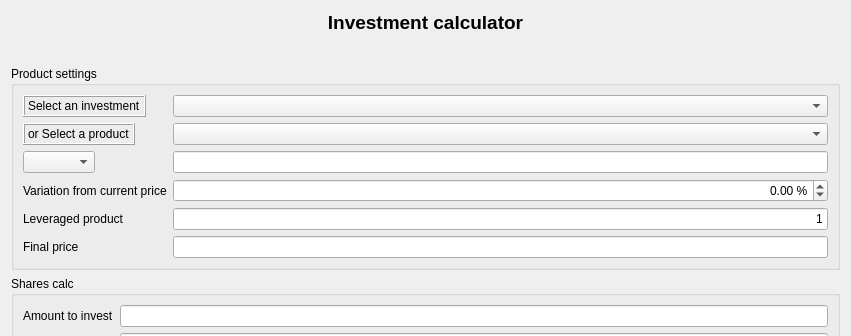
First picture: the form in ui/wdgCalculator.ui, repository turulomio/xulpymoney, before the edit; both pictures show x 0 to 851 and y 0 to 336 of the 851 by 852 pixel window.
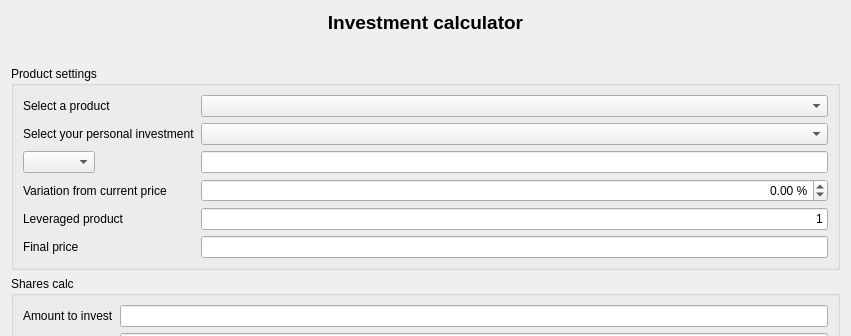
Second picture: the form after the edit. Icons and pictures are not drawn. Custom widgets are drawn as their Qt base class.

```diff
--- a/ui/wdgCalculator.ui
+++ b/ui/wdgCalculator.ui
@@ -10,7 +10,7 @@
     <height>852</height>
    </rect>
   </property>
-  <layout class="QHBoxLayout" name="horizontalLayout_6">
+  <layout class="QHBoxLayout" name="horizontalLayout_8">
    <item>
     <layout class="QVBoxLayout" name="verticalLayout">
      <item>
@@ -87,20 +87,21 @@
        <layout class="QHBoxLayout" name="horizontalLayout_3">
         <item>
          <layout class="QFormLayout" name="formLayout_2">
-          <property name="fieldGrowthPolicy">
-           <enum>QFormLayout::ExpandingFieldsGrow</enum>
-          </property>
-          <item row="0" column="1">
-           <widget class="QComboBox" name="cmbInvestments">
-            <property name="sizePolicy">
-             <sizepolicy hsizetype="Expanding" vsizetype="Fixed">
-              <horstretch>0</horstretch>
-              <verstretch>0</verstretch>
-             </sizepolicy>
+          <item row="0" column="0">
+           <widget class="QLabel" name="label_3">
+            <property name="text">
+             <string>Select a product</string>
             </property>
            </widget>
           </item>
-          <item row="2" column="0">
+          <item row="1" column="0">
+           <widget class="QLabel" name="label">
+            <property name="text">
+             <string>Select your personal investment</string>
+            </property>
+           </widget>
+          </item>
+          <item row="3" column="0">
            <widget class="QComboBox" name="cmbPrice">
             <property name="sizePolicy">
              <sizepolicy hsizetype="Preferred" vsizetype="Fixed">
@@ -110,7 +111,7 @@
             </property>
            </widget>
           </item>
-          <item row="2" column="1">
+          <item row="3" column="1">
            <widget class="myQLineEdit" name="txtProductPrice">
             <property name="enabled">
              <bool>true</bool>
@@ -123,14 +124,14 @@
             </property>
            </widget>
           </item>
-          <item row="4" column="0">
+          <item row="5" column="0">
            <widget class="QLabel" name="label_2">
             <property name="text">
              <string>Variation from current price</string>
             </property>
            </widget>
           </item>
-          <item row="4" column="1">
+          <item row="5" column="1">
            <widget class="QDoubleSpinBox" name="spnProductPriceVariation">
             <property name="sizePolicy">
              <sizepolicy hsizetype="Expanding" vsizetype="Fixed">
@@ -149,14 +150,14 @@
             </property>
            </widget>
           </item>
-          <item row="6" column="0">
+          <item row="7" column="0">
            <widget class="QLabel" name="lblLeveraged">
             <property name="text">
              <string>Leveraged product</string>
             </property>
            </widget>
           </item>
-          <item row="6" column="1">
+          <item row="7" column="1">
            <widget class="myQLineEdit" name="txtLeveraged">
             <property name="enabled">
              <bool>true</bool>
@@ -172,14 +173,14 @@
             </property>
            </widget>
           </item>
-          <item row="7" column="0">
+          <item row="8" column="0">
            <widget class="QLabel" name="label_6">
             <property name="text">
              <string>Final price</string>
             </property>
            </widget>
           </item>
-          <item row="7" column="1">
+          <item row="8" column="1">
            <widget class="myQLineEdit" name="txtFinalPrice">
             <property name="enabled">
              <bool>true</bool>
@@ -189,33 +190,17 @@
             </property>
            </widget>
           </item>
-          <item row="0" column="0">
-           <widget class="QLabel" name="label">
-            <property name="frameShape">
-             <enum>QFrame::Box</enum>
-            </property>
-            <property name="frameShadow">
-             <enum>QFrame::Raised</enum>
-            </property>
-            <property name="text">
-             <string>Select an investment</string>
-            </property>
-           </widget>
-          </item>
-          <item row="1" column="0">
-           <widget class="QLabel" name="label_3">
-            <property name="frameShape">
-             <enum>QFrame::Box</enum>
-            </property>
-            <property name="frameShadow">
-             <enum>QFrame::Raised</enum>
-            </property>
-            <property name="text">
-             <string>or Select a product</string>
-            </property>
-           </widget>
-          </item>
           <item row="1" column="1">
+           <widget class="QComboBox" name="cmbInvestments">
+            <property name="sizePolicy">
+             <sizepolicy hsizetype="Expanding" vsizetype="Fixed">
+              <horstretch>0</horstretch>
+              <verstretch>0</verstretch>
+             </sizepolicy>
+            </property>
+           </widget>
+          </item>
+          <item row="0" column="1">
            <widget class="QComboBox" name="cmbProducts">
             <property name="sizePolicy">
              <sizepolicy hsizetype="Expanding" vsizetype="Fixed">
```
